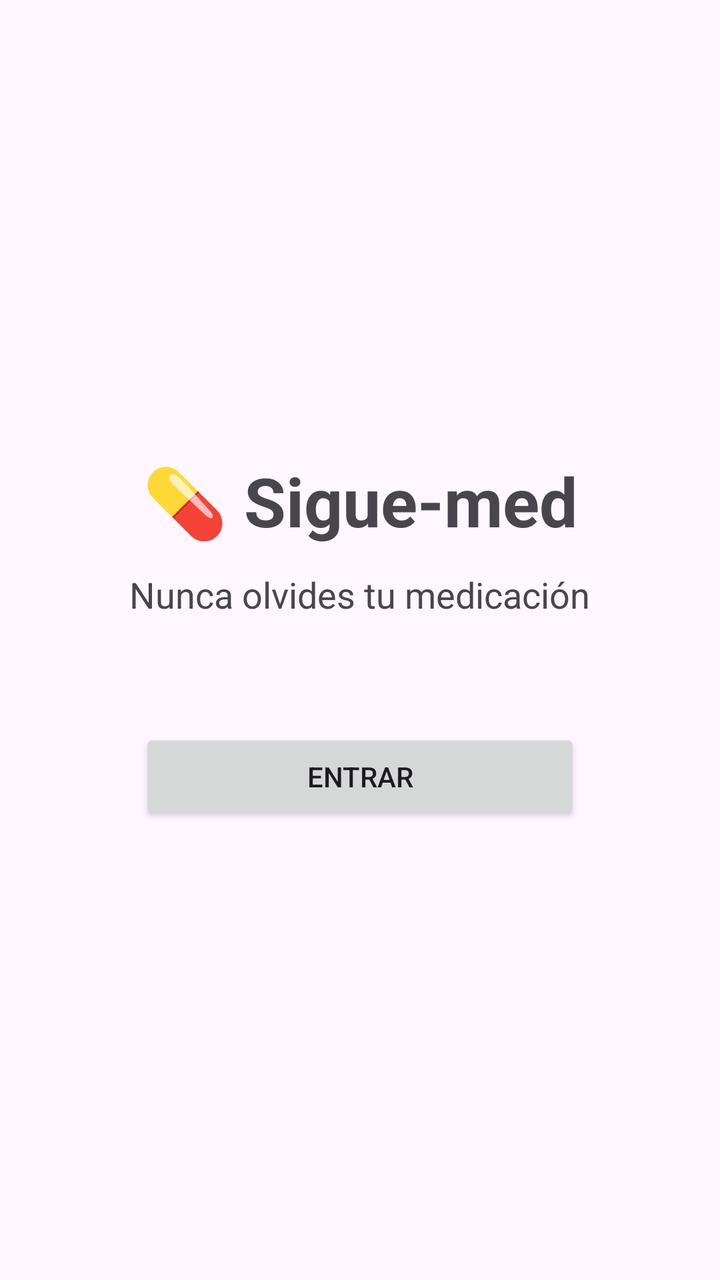
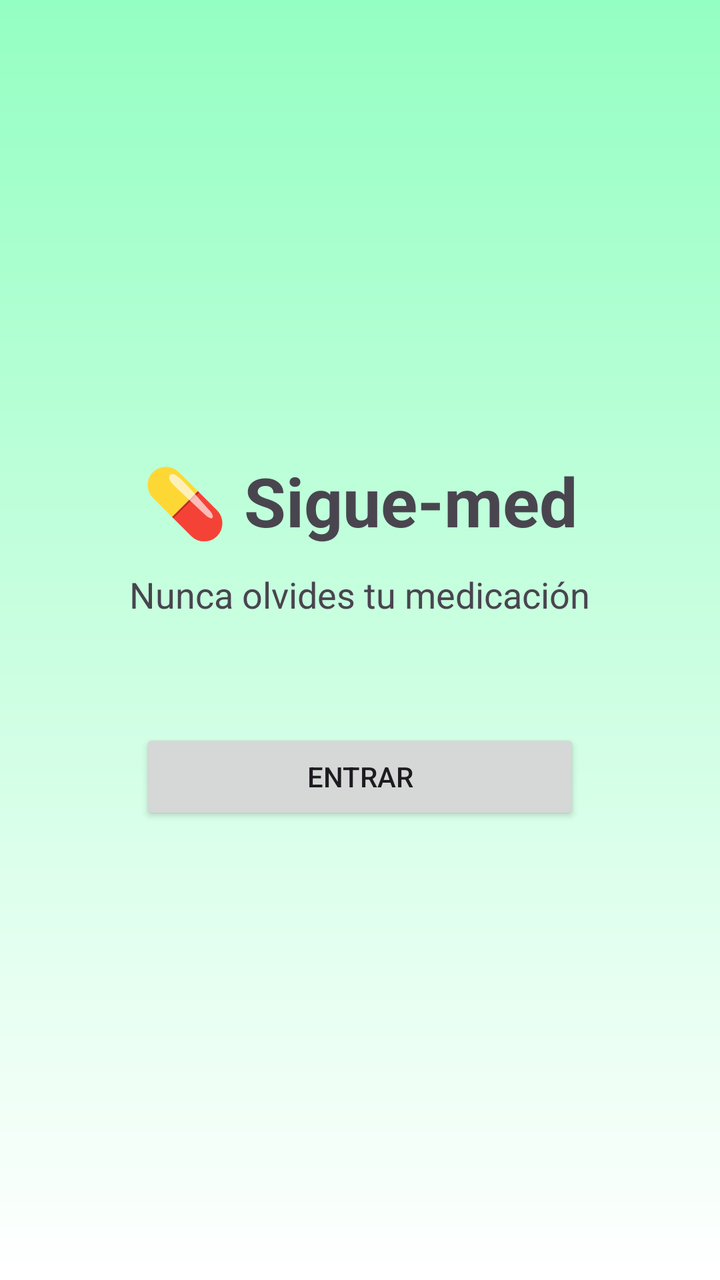

An Android layout rendered at two revisions. The XML below is the earlier revision; the diff shows what the commit changed to produce the second picture.
<!-- AndroidManifest.xml: application theme Theme.Siguemed -->
<!-- res/layout/activity_main.xml -->
<?xml version="1.0" encoding="utf-8"?>
<LinearLayout xmlns:android="http://schemas.android.com/apk/res/android"
    xmlns:app="http://schemas.android.com/apk/res-auto"
    xmlns:tools="http://schemas.android.com/tools"
    android:id="@+id/main"
    android:layout_width="match_parent"
    android:layout_height="match_parent"
    tools:context=".MainActivity"
    android:orientation="vertical"
    android:gravity="center">

    
    <TextView
        android:layout_width="wrap_content"
        android:layout_height="wrap_content"
        android:text="@string/titulo_app"
        android:textStyle="bold"
        android:textSize="34sp"
        app:layout_constraintBottom_toBottomOf="parent"
        app:layout_constraintEnd_toEndOf="parent"
        app:layout_constraintStart_toStartOf="parent"
        app:layout_constraintTop_toTopOf="parent" />



    <TextView
        android:layout_width="wrap_content"
        android:layout_height="wrap_content"
        android:text="@string/subtitulo"
        android:textSize="18sp"
        android:layout_marginTop="12dp"/>
    
    <Button
        android:layout_width="220dp"
        android:layout_height="wrap_content"
        android:layout_marginTop="55dp"
        android:id="@+id/botonEntrar"
        android:text="@string/boton_entrar"/>

</LinearLayout>
<!-- resources referenced by this layout -->
<resources>
  <string name="boton_entrar">Entrar</string>
  <string name="subtitulo">Nunca olvides tu medicación</string>
  <string name="titulo_app">💊 Sigue-med</string>
  <style name="Theme.Siguemed" parent="Base.Theme.Siguemed" />
  <style name="Base.Theme.Siguemed" parent="Theme.Material3.DayNight.NoActionBar">
          
          
      </style>
</resources>

<!-- the commit's change to res/layout/activity_main.xml (unified diff, before → after) -->
@@ -7,7 +7,9 @@
     android:layout_height="match_parent"
     tools:context=".MainActivity"
     android:orientation="vertical"
-    android:gravity="center">
+    android:gravity="center"
+    android:background="@drawable/fondo_degradado">
+
 
     
     <TextView
<!-- resource entries referenced after the edit -->
@@ -1,5 +1,13 @@
 <!-- resources referenced by this layout -->
 <resources>
+  <!-- drawable fondo_degradado (drawable) -->
+  <?xml version="1.0" encoding="utf-8"?>
+  <shape xmlns:android="http://schemas.android.com/apk/res/android">
+      <gradient
+          android:startColor="#94ffc2"
+          android:endColor="#ffffff"
+          android:angle="-90" />
+  </shape>
   <string name="boton_entrar">Entrar</string>
   <string name="subtitulo">Nunca olvides tu medicación</string>
   <string name="titulo_app">💊 Sigue-med</string>
